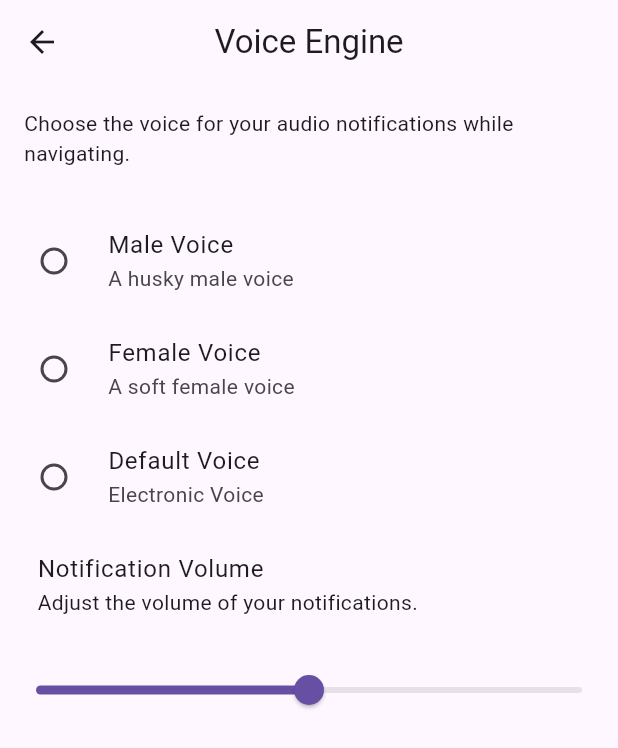
After one commit to QuickAxe/RADCM, a Flutter app: the SettingsScreen screen opened by its route, after a tap on "Voice Engine", on a phone screen of 412 x 824 dp. The commit adds this screen. Shown: the top 748 px of the screen. Run offline on Flutter 3.47's test engine with Material 3 defaults, Android fonts, the phone set to English and light mode, and no system bars; our stand-ins replace flutter_map, latlong2, sliding_up_panel.

Commit message:
Added the screens for Settings, Toggle Anomalies, Routines and Voice Engine and made a few more tweaks.

```diff
--- a/App/lib/pages/home_screen.dart
+++ b/App/lib/pages/home_screen.dart
@@ -1,3 +1,4 @@
+import 'package:app/components/app_drawer.dart';
 import 'package:flutter/material.dart';
 import 'package:flutter_map/flutter_map.dart';
 import 'package:latlong2/latlong.dart';
@@ -17,9 +18,8 @@ class _HomeScreenState extends State<HomeScreen> {
       extendBodyBehindAppBar: true,
       appBar: AppBar(
         backgroundColor: Colors.transparent,
-        // actions: [CircleAvatar()],
       ),
-      drawer: Drawer(),
+      drawer: AppDrawer(),
       // floatingActionButton: FloatingActionButton(onPressed: () {/* TODO */}),
       body: SlidingUpPanel(
         borderRadius: const BorderRadius.only(
--- /dev/null
+++ b/App/lib/pages/settings_screen.dart
@@ -0,0 +1,45 @@
+import 'package:flutter/material.dart';
+
+class SettingsScreen extends StatefulWidget {
+  const SettingsScreen({super.key});
+
+  @override
+  State<SettingsScreen> createState() => _SettingsScreenState();
+}
+
+class _SettingsScreenState extends State<SettingsScreen> {
+  @override
+  Widget build(BuildContext context) {
+    return Scaffold(
+      appBar: AppBar(
+        centerTitle: true,
+        title: const Text('Settings'),
+      ),
+      body: ListView(
+        children: [
+          ListTile(
+            title: const Text('Toggle Anomalies'),
+            leading: const Icon(Icons.warning_rounded),
+            onTap: () {
+              Navigator.pushNamed(context, '/toggle_anomalies');
+            },
+          ),
+          ListTile(
+            title: const Text('Routines'),
+            leading: const Icon(Icons.directions_walk),
+            onTap: () {
+              Navigator.pushNamed(context, '/routines');
+            },
+          ),
+          ListTile(
+            title: const Text('Voice Engine'),
+            leading: const Icon(Icons.record_voice_over),
+            onTap: () {
+              Navigator.pushNamed(context, '/voice_engine');
+            },
+          ),
+        ],
+      ),
+    );
+  }
+}
--- /dev/null
+++ b/App/lib/pages/settings_screens/voice_engine.dart
@@ -0,0 +1,93 @@
+import 'package:flutter/material.dart';
+
+class VoiceEngineScreen extends StatefulWidget {
+  const VoiceEngineScreen({super.key});
+
+  @override
+  State<VoiceEngineScreen> createState() => _VoiceEngineScreenState();
+}
+
+class _VoiceEngineScreenState extends State<VoiceEngineScreen> {
+  String? _selectedVoice; // TODO: This is placeholder
+  double _pitch = 0.5; // TODO: This is placeholder
+
+  @override
+  Widget build(BuildContext context) {
+    return Scaffold(
+      appBar: AppBar(
+        centerTitle: true,
+        title: const Text('Voice Engine'),
+      ),
+      body: Column(
+        children: [
+          const Padding(
+            padding: EdgeInsets.all(16.0),
+            child: Center(
+              child: Text(
+                'Choose the voice for your audio notifications while navigating.',
+              ),
+            ),
+          ),
+          const SizedBox(
+            height: 10,
+          ),
+          RadioListTile<String>(
+            title: const Text('Male Voice'),
+            subtitle: const Text('A husky male voice'),
+            value: 'male',
+            groupValue: _selectedVoice,
+            onChanged: (value) {
+              setState(() {
+                _selectedVoice = value;
+              });
+            },
+          ),
+          RadioListTile<String>(
+            title: const Text('Female Voice'),
+            subtitle: const Text('A soft female voice'),
+            value: 'female',
+            groupValue: _selectedVoice,
+            onChanged: (value) {
+              setState(() {
+                _selectedVoice = value;
+              });
+            },
+          ),
+          RadioListTile<String>(
+            title: const Text('Default Voice'),
+            subtitle: const Text('Electronic Voice'),
+            value: 'default',
+            groupValue: _selectedVoice,
+            onChanged: (value) {
+              setState(() {
+                _selectedVoice = value;
+              });
+            },
+          ),
+          ListTile(
+            contentPadding: const EdgeInsets.only(left: 25),
+            title: Text(
+              'Notification Volume',
+              style: Theme.of(context).textTheme.bodyLarge,
+            ),
+            subtitle: Text(
+              'Adjust the volume of your notifications.',
+              style: Theme.of(context).textTheme.bodyMedium,
+            ),
+          ),
+          const SizedBox(
+            height: 10,
+          ),
+          Slider(
+            value: _pitch,
+            onChanged: (newValue) {
+              setState(() {
+                _pitch = newValue;
+              });
+            },
+          ),
+        ],
+      ),
+    );
+  }
+}
--- a/App/pubspec.yaml
+++ b/App/pubspec.yaml
@@ -62,8 +62,8 @@ flutter:
   uses-material-design: true
 
   # To add assets to your application, add an assets section, like this:
-  # assets:
-  #   - images/a_dot_burr.jpeg
+  assets:
+    - lib/images/leading_icons/
   #   - images/a_dot_ham.jpeg
 
   # An image asset can refer to one or more resolution-specific "variants", see
```
Also changed, not shown: App/lib/components/app_drawer.dart (added, +35 -0 lines), App/lib/main.dart (+13 -0 lines), App/lib/pages/settings_screens/routines.dart (added, +30 -0 lines), App/lib/pages/settings_screens/toggle_anomalies.dart (added, +59 -0 lines), App/lib/images/leading_icons/obstacle.png (added), App/lib/images/leading_icons/rumbler.png (added), App/lib/images/leading_icons/speedbreaker.png (added), 1 other file.
